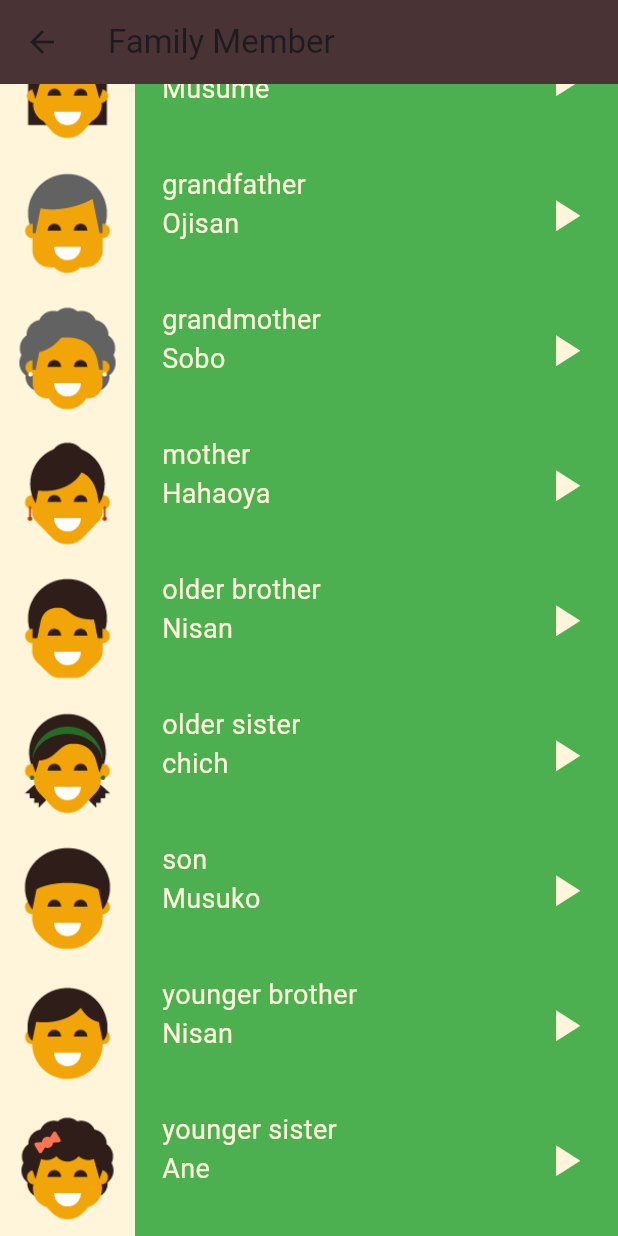
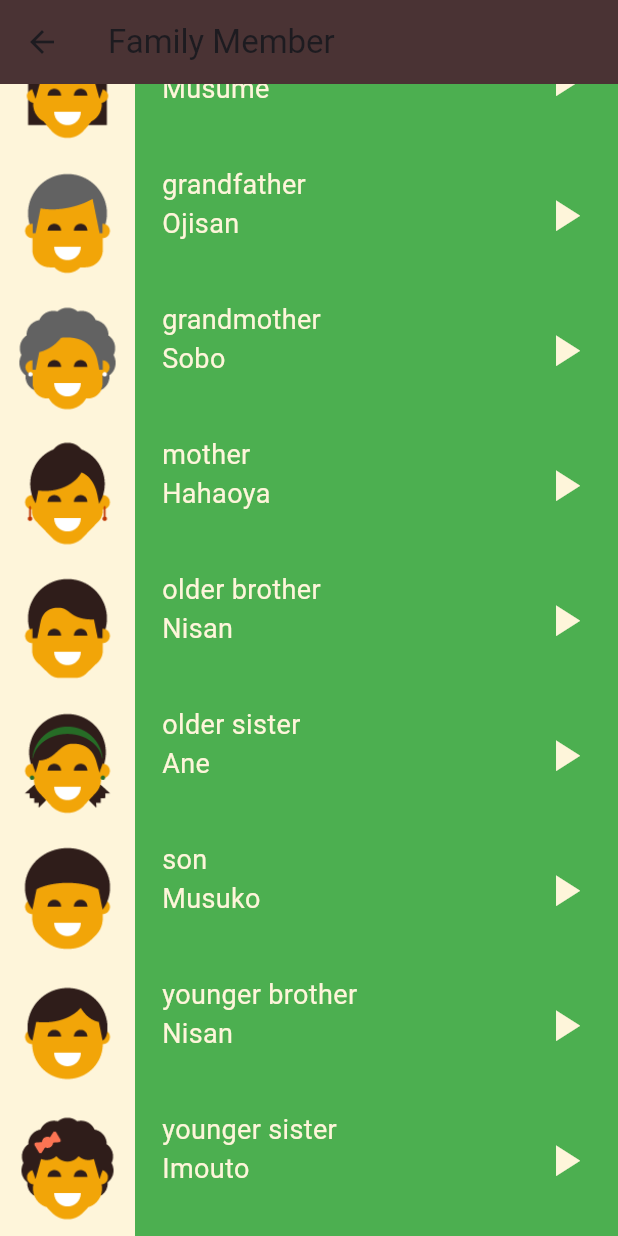
Before and after one commit to mohamedamr77/tokuApp, a Flutter app: the FamilyScreen screen opened directly, scrolled down 132 dp, on a phone screen of 412 x 824 dp. Run offline on Flutter 3.47's test engine with Material 3 defaults, Android fonts, the phone set to English and light mode, and no system bars; our stand-ins replace audioplayers.

Commit message:
change in file family member

```diff
--- a/lib/cool/app_text/primarytext.dart
+++ b/lib/cool/app_text/primarytext.dart
@@ -1,6 +1,7 @@
 import 'package:flutter/cupertino.dart';
 
 class AppText {
+//primary color
   static const String appBarText= "Toku";
   static const String NumberText= "Numbers";
   static const String familyText= "Family Members";
@@ -30,4 +31,5 @@ static const String numberNineJapanese="Kyuu ";
 static const String numberTenJapanese="Juu";
 
 
+
 }
--- a/lib/ui/FamilymemberPage.dart
+++ b/lib/ui/FamilymemberPage.dart
@@ -64,7 +64,7 @@ class FamilyScreen extends StatelessWidget {
 
             RowWidget(
               englishName: "older sister",
-              japaneseName: "chich",
+              japaneseName: "Ane",
               image: "assets/images/family_members/family_older_sister.png",
               sound: "sounds/family_members/older sister.wav",
               color:AppColor.familyColors ,
@@ -88,13 +88,11 @@ class FamilyScreen extends StatelessWidget {
 
             RowWidget(
               englishName: "younger sister",
-              japaneseName: "Ane",
+              japaneseName: "Imouto",
               image: "assets/images/family_members/family_younger_sister.png",
               sound: "sounds/family_members/younger sister.wav",
               color:AppColor.familyColors ,
             ),
-
-
           ],
         ),
       ),
```
